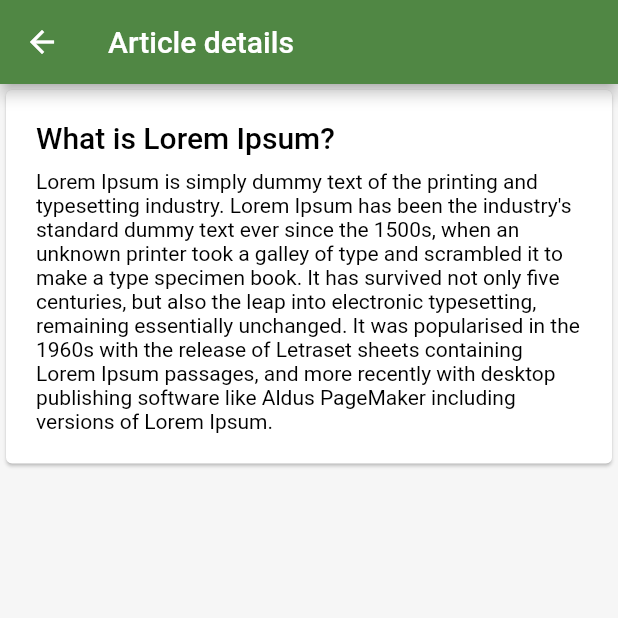
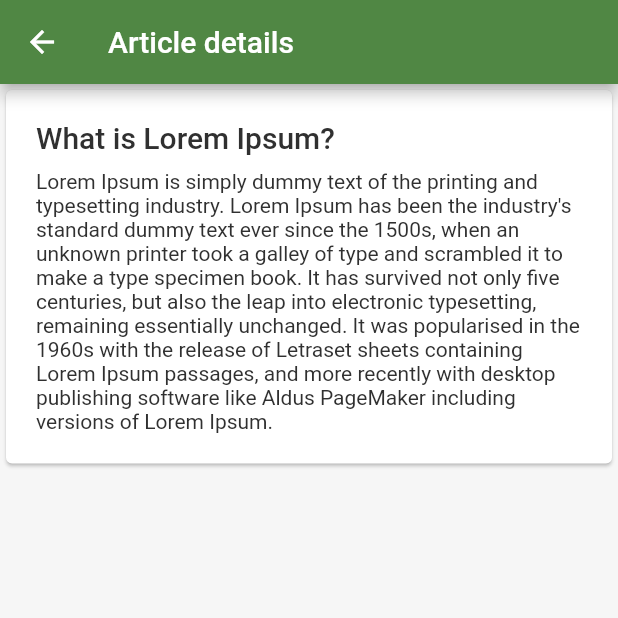
Before and after one commit to mateuscdomingos/flutter-ChangeTheme-Internationalization, a Flutter app: the screen it shows after launch, after a tap on "What is Lorem Ipsum?", on a phone screen of 412 x 824 dp, the top half of it. Run offline on Flutter 3.47's test engine with Material 2 defaults, Android fonts, the phone set to English and light mode, and no system bars.

Commit message:
Troca de tema e tamanho da fonte finalizado

```diff
--- a/lib/blocs/theme.dart
+++ b/lib/blocs/theme.dart
@@ -1,59 +1,65 @@
 import 'package:flutter/material.dart';
+import 'package:appbasepe/data/custom_theme_data.dart';
 
 enum ThemeProps { light, dark }
+enum ThemeTextProps { small, medium }
 
 class ThemeChanger with ChangeNotifier {
-  ThemeChanger(ThemeData theme, TextTheme textTheme) {
-    final finalTheme = theme.copyWith(
-      textTheme: textTheme.apply(
-        bodyColor: Colors.black,
+  ThemeChanger(ThemeProps theme, ThemeTextProps textTheme) {
+    setTheme(theme, textTheme);
+  }
+
+  ThemeData _themeData;
+  ThemeProps _valueTheme;
+  ThemeTextProps _valueThemeText;
+
+  ThemeData getTheme() => _themeData;
+
+  ThemeProps getValueTheme() => _valueTheme;
+  ThemeTextProps getTextTheme() => _valueThemeText;
+
+  void setTheme(ThemeProps theme, ThemeTextProps textTheme) {
+    ThemeData dataTheme;
+    TextTheme dataThemeText;
+
+    switch (theme) {
+      case ThemeProps.light:
+        {
+          dataTheme = ligth;
+          _valueTheme = ThemeProps.light;
+        }
+        break;
+
+      case ThemeProps.dark:
+        {
+          dataTheme = dark;
+          _valueTheme = ThemeProps.dark;
+        }
+        break;
+    }
+
+    switch (textTheme) {
+      case ThemeTextProps.small:
+        {
+          dataThemeText = small;
+          _valueThemeText = ThemeTextProps.small;
+        }
+        break;
+
+      case ThemeTextProps.medium:
+        {
+          dataThemeText = medium;
+          _valueThemeText = ThemeTextProps.medium;
+        }
+        break;
+    }
+
+    final finalTheme = dataTheme.copyWith(
+      textTheme: dataThemeText.apply(
+        bodyColor: dataTheme.colorScheme.onPrimary,
       ),
     );
     _themeData = finalTheme;
-  }
-
-  static final small = TextTheme(
-    headline1: TextStyle(fontSize: 72.0, fontWeight: FontWeight.bold),
-    headline6: TextStyle(fontSize: 20.0, fontWeight: FontWeight.w500),
-    bodyText2: TextStyle(fontSize: 14.0, fontWeight: FontWeight.normal),
-  );
-
-  static var ligth = ThemeData(
-    primaryColor: Color(0xFF508744),
-    scaffoldBackgroundColor: Color(0xFFF6F6F6),
-    cardColor: Color(0xFFFFFFFF),
-    visualDensity: VisualDensity.adaptivePlatformDensity,
-  );
-
-  static final dark = ThemeData(
-    primaryColor: Color(0xFF508744),
-    scaffoldBackgroundColor: Color(0xFF091F18),
-    cardColor: Color(0xFF113026),
-    visualDensity: VisualDensity.adaptivePlatformDensity,
-    textTheme: TextTheme(
-      headline1: TextStyle(fontSize: 72.0, fontWeight: FontWeight.bold),
-      headline6: TextStyle(fontSize: 20.0, fontWeight: FontWeight.w500),
-      bodyText2: TextStyle(fontSize: 14.0, fontWeight: FontWeight.normal),
-    ),
-  );
-
-  ThemeData _themeData;
-  ThemeProps _valueTheme = ThemeProps.light;
-
-  TextTheme _textThemeData = small;
-
-  ThemeData getTheme() => _themeData;
-  ThemeProps getValueTheme() => _valueTheme;
-
-  TextTheme getTextTheme() => _textThemeData;
-
-  void setTheme(ThemeProps value) {
-    this._valueTheme = value;
-    if (value == ThemeProps.light) {
-      this._themeData = ligth;
-    } else {
-      this._themeData = dark;
-    }
 
     notifyListeners();
   }
--- a/lib/components/main_drawer.dart
+++ b/lib/components/main_drawer.dart
@@ -26,13 +26,13 @@ class _MainDrawerState extends State<MainDrawer> {
   @override
   Widget build(BuildContext context) {
     final theme = Provider.of<ThemeChanger>(context);
-    ThemeProps _themeValue = theme.getValueTheme();
+    ThemeProps _valueTheme = theme.getValueTheme();
 
     void _selectArticle(Object item) {
       setState(() {
-        _themeValue = item;
+        _valueTheme = item;
       });
-      theme.setTheme(item);
+      theme.setTheme(item, item);
     }
 
     void _selectFont(Object item) {
@@ -71,7 +71,7 @@ class _MainDrawerState extends State<MainDrawer> {
                         style: Theme.of(context).textTheme.headline6,
                       ),
                       RadioForm(
-                        character: _themeValue,
+                        character: _valueTheme,
                         handleSelect: _selectArticle,
                         radioProps: themeProps,
                         orientation: OrientationProps.row,
--- /dev/null
+++ b/lib/data/custom_theme_data.dart
@@ -0,0 +1,31 @@
+import 'package:flutter/material.dart';
+
+final ligth = ThemeData(
+  primaryColor: Color(0xFF508744),
+  scaffoldBackgroundColor: Color(0xFFF6F6F6),
+  cardColor: Color(0xFFFFFFFF),
+  visualDensity: VisualDensity.adaptivePlatformDensity,
+  colorScheme: ThemeData().colorScheme.copyWith(
+        onPrimary: Color(0xFF303030),
+      ),
+);
+
+final dark = ThemeData(
+  primaryColor: Color(0xFF508744),
+  scaffoldBackgroundColor: Color(0xFF091F18),
+  cardColor: Color(0xFF113026),
+  visualDensity: VisualDensity.adaptivePlatformDensity,
+  colorScheme: ThemeData().colorScheme.copyWith(
+        onPrimary: Color(0xFFFFFFFF),
+      ),
+);
+
+final small = TextTheme(
+  headline6: TextStyle(fontSize: 20.0, fontWeight: FontWeight.w500),
+  bodyText2: TextStyle(fontSize: 14.0, fontWeight: FontWeight.normal),
+);
+
+final medium = TextTheme(
+  headline6: TextStyle(fontSize: 22.0, fontWeight: FontWeight.w500),
+  bodyText2: TextStyle(fontSize: 16.0, fontWeight: FontWeight.normal),
+);
--- a/lib/main.dart
+++ b/lib/main.dart
@@ -8,23 +8,10 @@ void main() {
 }
 
 class MyApp extends StatelessWidget {
-  static final small = TextTheme(
-    headline1: TextStyle(fontSize: 72.0, fontWeight: FontWeight.bold),
-    headline6: TextStyle(fontSize: 20.0, fontWeight: FontWeight.w500),
-    bodyText2: TextStyle(fontSize: 14.0, fontWeight: FontWeight.normal),
-  );
-
-  static var ligth = ThemeData(
-    primaryColor: Color(0xFF508744),
-    scaffoldBackgroundColor: Color(0xFFF6F6F6),
-    cardColor: Color(0xFFFFFFFF),
-    visualDensity: VisualDensity.adaptivePlatformDensity,
-  );
-
   @override
   Widget build(BuildContext context) {
     return ChangeNotifierProvider(
-      create: (_) => ThemeChanger(ligth, small),
+      create: (_) => ThemeChanger(ThemeProps.light, ThemeTextProps.small),
       child: MaterialAppWithTheme(),
     );
   }
```
